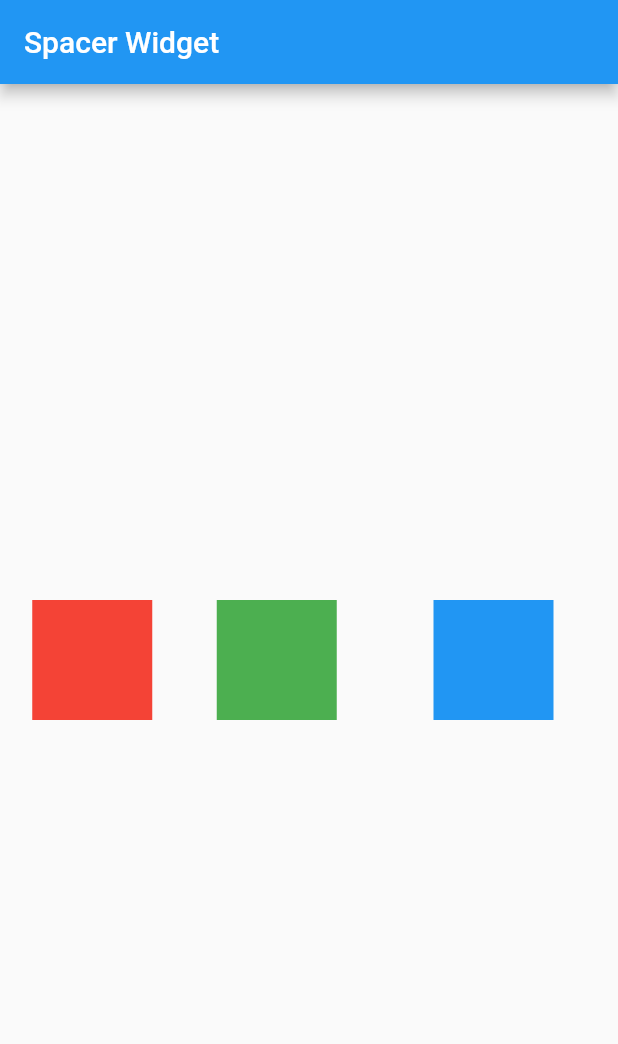
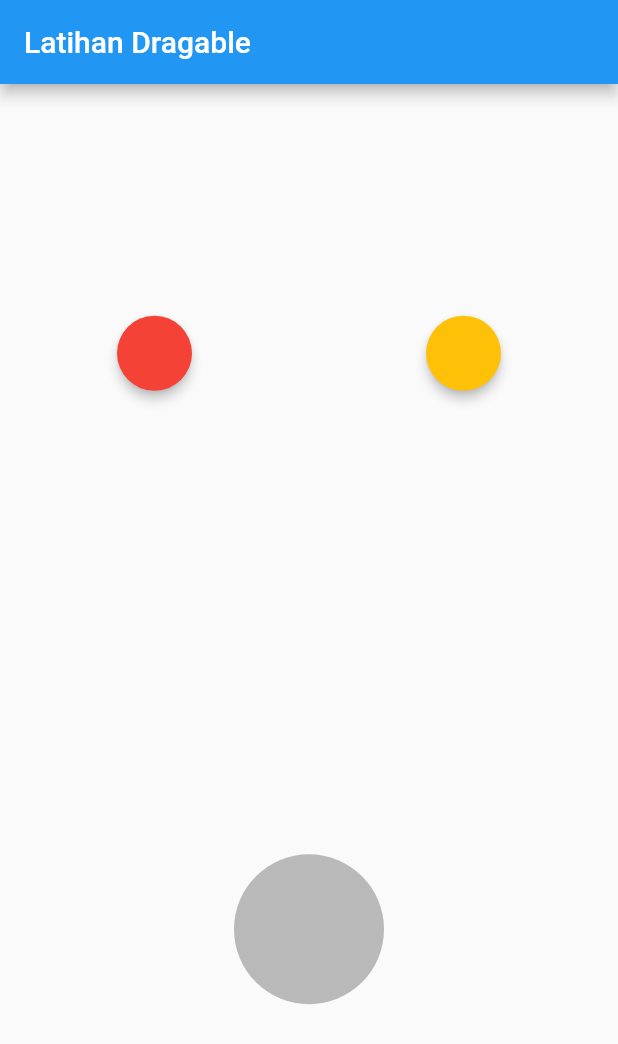
Before and after one commit to bayunugrraha/flutter_example, a Flutter app: the screen it shows after launch, on a phone screen of 412 x 824 dp. Shown: the top 1044 px of the screen. Run offline on Flutter 3.47's test engine with Material 2 defaults, Android fonts, the phone set to English and light mode, and no system bars.

Commit message:
draggable, dragtarget, sizedbox, material

```diff
--- a/lib/main.dart
+++ b/lib/main.dart
@@ -2,47 +2,120 @@ import 'package:flutter/material.dart';
 
 void main() => runApp(MyApp());
 
-class MyApp extends StatelessWidget {
+class MyApp extends StatefulWidget {
+  @override
+  _MyAppState createState() => _MyAppState();
+}
+
+class _MyAppState extends State<MyApp> {
+  Color color1 = Colors.red;
+  Color color2 = Colors.amber;
+  Color targetColor;
+  bool isAccepted = false;
+
   @override
   Widget build(BuildContext context) {
     return MaterialApp(
       home: Scaffold(
         appBar: AppBar(
-          title: Text("Spacer Widget"),
+          title: Text("Latihan Dragable"),
         ),
-        body: Center(
-            child: Row(
-          mainAxisAlignment: MainAxisAlignment.spaceBetween,
+        body: Column(
+          mainAxisAlignment: MainAxisAlignment.spaceAround,
           children: [
-            Spacer(
-              flex: 1,
+            Row(
+              mainAxisAlignment: MainAxisAlignment.spaceAround,
+              children: [
+                Draggable<Color>(
+                  data: color1,
+                  child: SizedBox(
+                    width: 50,
+                    height: 50,
+                    child: Material(
+                      color: color1,
+                      shape: StadiumBorder(),
+                      elevation: 3,
+                    ),
+                  ),
+                  childWhenDragging: SizedBox(
+                    width: 50,
+                    height: 50,
+                    child: Material(
+                      color: Colors.grey,
+                      shape: StadiumBorder(),
+                      elevation: 0,
+                    ),
+                  ),
+                  feedback: SizedBox(
+                    width: 50,
+                    height: 50,
+                    child: Material(
+                      color: color1.withOpacity(0.7),
+                      shape: StadiumBorder(),
+                      elevation: 3,
+                    ),
+                  ),
+                ),
+                Draggable<Color>(
+                  data: color2,
+                  child: SizedBox(
+                    width: 50,
+                    height: 50,
+                    child: Material(
+                      color: color2,
+                      shape: StadiumBorder(),
+                      elevation: 3,
+                    ),
+                  ),
+                  childWhenDragging: SizedBox(
+                    width: 50,
+                    height: 50,
+                    child: Material(
+                      color: Colors.grey,
+                      shape: StadiumBorder(),
+                      elevation: 0,
+                    ),
+                  ),
+                  feedback: SizedBox(
+                    width: 50,
+                    height: 50,
+                    child: Material(
+                      color: color2.withOpacity(0.7),
+                      shape: StadiumBorder(),
+                      elevation: 3,
+                    ),
+                  ),
+                )
+              ],
             ),
-            Container(
-              width: 80,
-              height: 80,
-              color: Colors.red,
-            ),
-            Spacer(
-              flex: 2,
-            ),
-            Container(
-              width: 80,
-              height: 80,
-              color: Colors.green,
-            ),
-            Spacer(
-              flex: 3,
-            ),
-            Container(
-              width: 80,
-              height: 80,
-              color: Colors.blue,
-            ),
-            Spacer(
-              flex: 2,
+            DragTarget<Color>(
+              onWillAccept: (value) => true,
+              onAccept: (value) {
+                isAccepted = true;
+                targetColor = value;
+              },
+              builder: (context, candidates, rejected) {
+                return (isAccepted)
+                    ? SizedBox(
+                        width: 100,
+                        height: 100,
+                        child: Material(
+                          color: targetColor,
+                          shape: StadiumBorder(),
+                        ),
+                      )
+                    : SizedBox(
+                        width: 100,
+                        height: 100,
+                        child: Material(
+                          color: Colors.black26,
+                          shape: StadiumBorder(),
+                        ),
+                      );
+              },
             )
           ],
-        )),
+        ),
       ),
     );
   }
```
